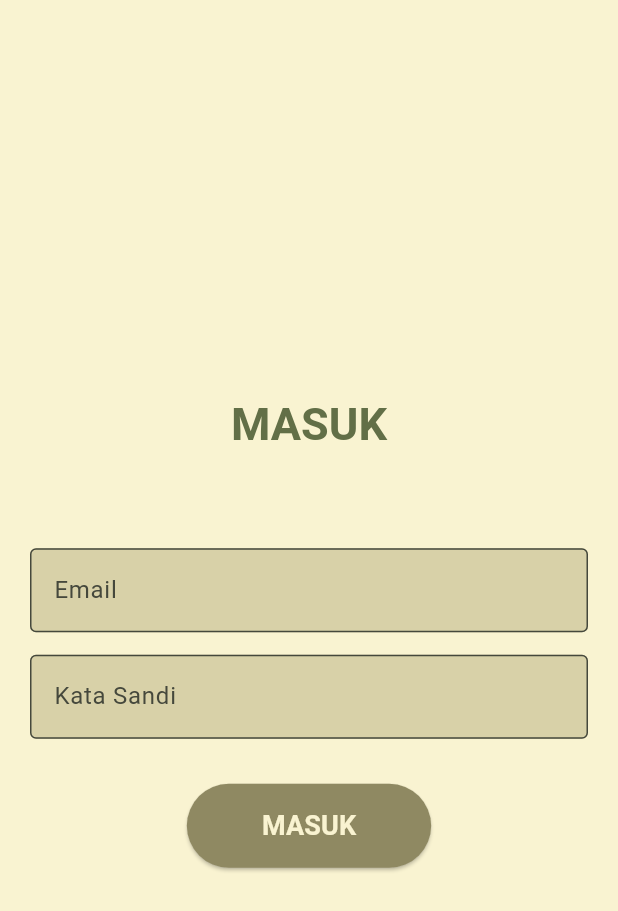
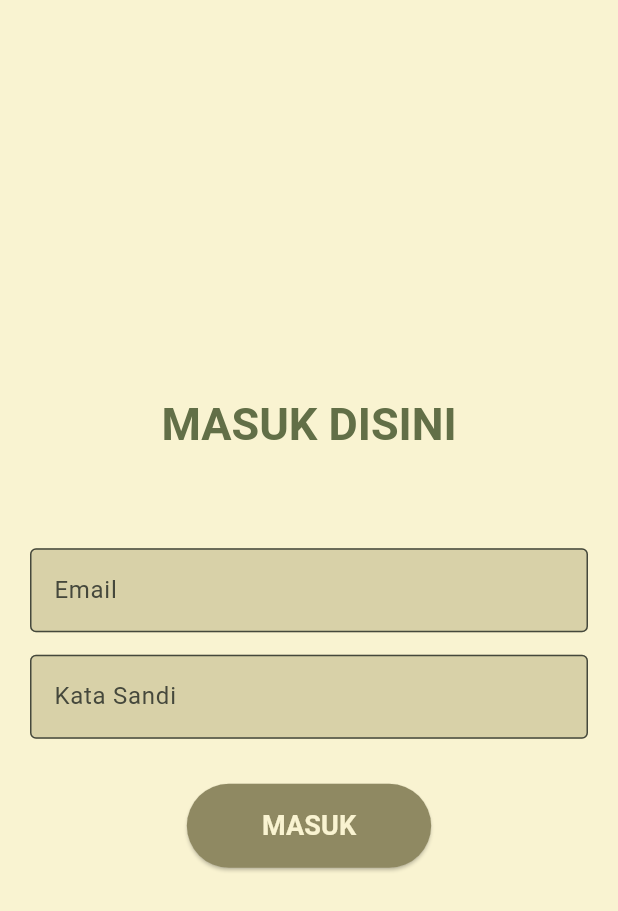
Before and after one commit to ipaddr/MPLJJ25-138-KEL-8, a Flutter app: the screen it shows after launch, after a tap on "Petugas Distribusi", on a phone screen of 412 x 824 dp. Shown: the top 911 px of the screen. Run offline on Flutter 3.47's test engine with Material 3 defaults, Android fonts, the phone set to English and light mode, and no system bars.

Commit message:
edit masuk

```diff
--- a/semaikan/lib/login.dart
+++ b/semaikan/lib/login.dart
@@ -33,7 +33,7 @@ class _LoginScreenState extends State<LoginScreen> {
                     style: TextStyle(fontSize: 20, color: Color(0xFF626F47)),
                     children: [
                       TextSpan(
-                        text: 'MASUK\n',
+                        text: 'MASUK DISINI\n',
                         style: TextStyle(
                           fontSize: 30,
                           fontWeight: FontWeight.bold,
```
